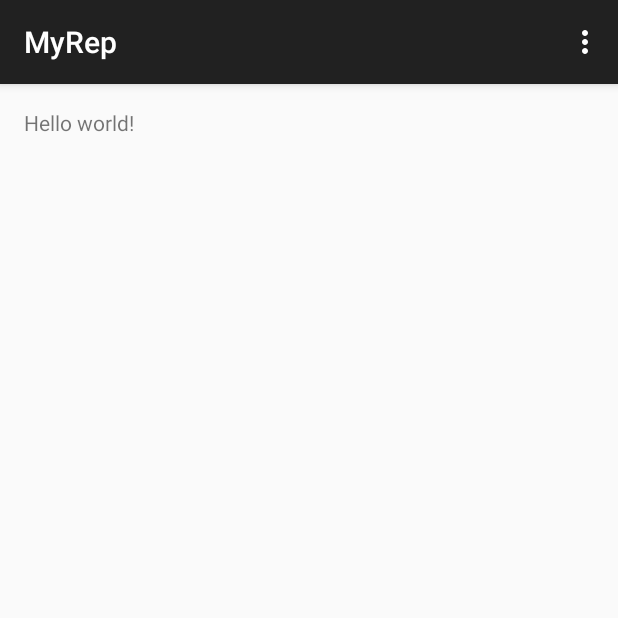
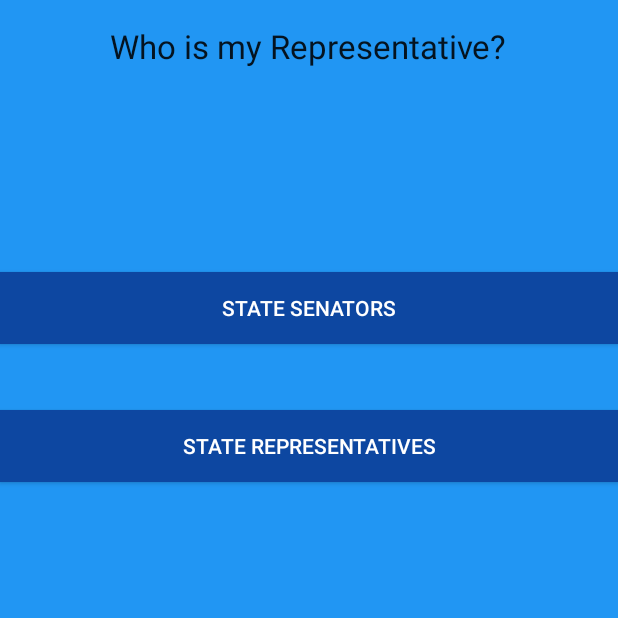
Before and after one commit to mikiebrenbren/rep_api, an Android app: the screen it shows after launch (MainActivity), on a phone screen of 412 x 824 dp, the top half of it. Run offline under Robolectric (Android 15) with nearby library versions, the phone set to English and light mode, and no system bars.

Commit message:
added two other activities, worked on some design

```diff
--- a/app/src/main/java/com/myrep/MainActivity.java
+++ /dev/null
@@ -1,37 +0,0 @@
-package com.myrep;
-
-import android.support.v7.app.AppCompatActivity;
-import android.os.Bundle;
-import android.view.Menu;
-import android.view.MenuItem;
-
-public class MainActivity extends AppCompatActivity {
-
-    @Override
-    protected void onCreate(Bundle savedInstanceState) {
-        super.onCreate(savedInstanceState);
-        setContentView(R.layout.activity_main);
-    }
-
-    @Override
-    public boolean onCreateOptionsMenu(Menu menu) {
-        // Inflate the menu; this adds items to the action bar if it is present.
-        getMenuInflater().inflate(R.menu.menu_main, menu);
-        return true;
-    }
-
-    @Override
-    public boolean onOptionsItemSelected(MenuItem item) {
-        // Handle action bar item clicks here. The action bar will
-        // automatically handle clicks on the Home/Up button, so long
-        // as you specify a parent activity in AndroidManifest.xml.
-        int id = item.getItemId();
-
-        //noinspection SimplifiableIfStatement
-        if (id == R.id.action_settings) {
-            return true;
-        }
-
-        return super.onOptionsItemSelected(item);
-    }
-}
--- /dev/null
+++ b/app/src/main/java/com/myrep/activity/MainActivity.java
@@ -0,0 +1,48 @@
+package com.myrep.activity;
+
+import android.app.Activity;
+import android.content.Intent;
+import android.support.v7.app.AppCompatActivity;
+import android.os.Bundle;
+import android.view.Menu;
+import android.view.MenuItem;
+import android.view.View;
+import android.widget.Button;
+
+import com.myrep.R;
+
+public class MainActivity extends Activity implements View.OnClickListener{
+
+    private Button mRepButton;
+    private Button mSenButton;
+
+    @Override
+    protected void onCreate(Bundle savedInstanceState) {
+        super.onCreate(savedInstanceState);
+        setContentView(R.layout.activity_main);
+
+        mSenButton = (Button) findViewById(R.id.sen_btn);
+        mRepButton = (Button) findViewById(R.id.rep_btn);
+
+        mSenButton.setOnClickListener(this);
+        mRepButton.setOnClickListener(this);
+
+
+    }
+
+    @Override
+    public void onClick(View view) {
+        Intent intent;
+        switch (view.getId()){
+
+            case R.id.sen_btn:
+                intent = new Intent(this, Sens.class);
+                startActivity(intent);
+                break;
+            case R.id.rep_btn:
+                intent = new Intent(this, Reps.class);
+                startActivity(intent);
+                break;
+        }
+    }
+}
--- a/app/src/main/res/layout/activity_main.xml
+++ b/app/src/main/res/layout/activity_main.xml
@@ -2,15 +2,42 @@
                 xmlns:tools="http://schemas.android.com/tools"
                 android:layout_width="match_parent"
                 android:layout_height="match_parent"
-                android:paddingLeft="@dimen/activity_horizontal_margin"
-                android:paddingRight="@dimen/activity_horizontal_margin"
-                android:paddingTop="@dimen/activity_vertical_margin"
-                android:paddingBottom="@dimen/activity_vertical_margin"
-                tools:context=".MainActivity">
+                tools:context=".MainActivity"
+                android:id="@+id/activity_main"
+                android:clickable="false"
+
+                android:background="#2196f3">
 
     <TextView
-        android:text="@string/hello_world"
         android:layout_width="wrap_content"
-        android:layout_height="wrap_content"/>
+        android:layout_height="wrap_content"
+        android:textAppearance="?android:attr/textAppearanceLarge"
+        android:text="@string/WHOISMYREP_TXT"
+        android:id="@+id/main_tv"
+        android:layout_alignParentTop="true"
+        android:layout_centerHorizontal="true"
+        android:paddingTop="16dp"/>
+
+    <Button
+        android:layout_width="match_parent"
+        android:layout_height="wrap_content"
+        android:text="@string/STATESENT_BTN"
+        android:id="@+id/sen_btn"
+        android:layout_below="@+id/main_tv"
+        android:layout_centerHorizontal="true"
+        android:layout_marginTop="136dp"
+        android:background="#0D47A1"
+        android:textColor="#ffffff"/>
+
+    <Button
+        android:layout_width="match_parent"
+        android:layout_height="wrap_content"
+        android:text="@string/STATEREPS_BTN"
+        android:id="@+id/rep_btn"
+        android:layout_below="@+id/sen_btn"
+        android:layout_centerHorizontal="true"
+        android:layout_marginTop="44dp"
+        android:background="#0D47A1"
+        android:textColor="#ffffff"/>
 
 </RelativeLayout>
--- a/app/src/main/res/values/strings.xml
+++ b/app/src/main/res/values/strings.xml
@@ -3,4 +3,11 @@
 
     <string name="hello_world">Hello world!</string>
     <string name="action_settings">Settings</string>
+    <string name="WHOISMYREP_TXT">Who is my Representative?</string>
+    <string name="STATESENT_BTN">State Senators</string>
+    <string name="STATEREPS_BTN">State Representatives</string>
+    <string name="title_activity_reps">Reps</string>
+    <string name="title_activity_sens">Sens</string>
+    <string name="helloreps">Reps</string>
+    <string name="hellosens">Sens</string>
 </resources>
```
Also changed, not shown: app/src/main/AndroidManifest.xml (+13 -2 lines), app/src/main/java/com/myrep/activity/Reps.java (added, +19 -0 lines), app/src/main/java/com/myrep/activity/Sens.java (added, +19 -0 lines), app/src/main/res/layout/activity_reps.xml (added, +8 -0 lines), app/src/main/res/layout/activity_sens.xml (added, +14 -0 lines), app/src/main/res/menu/menu_reps.xml (added, +9 -0 lines), app/src/main/res/menu/menu_sens.xml (added, +9 -0 lines), 1 other file.
